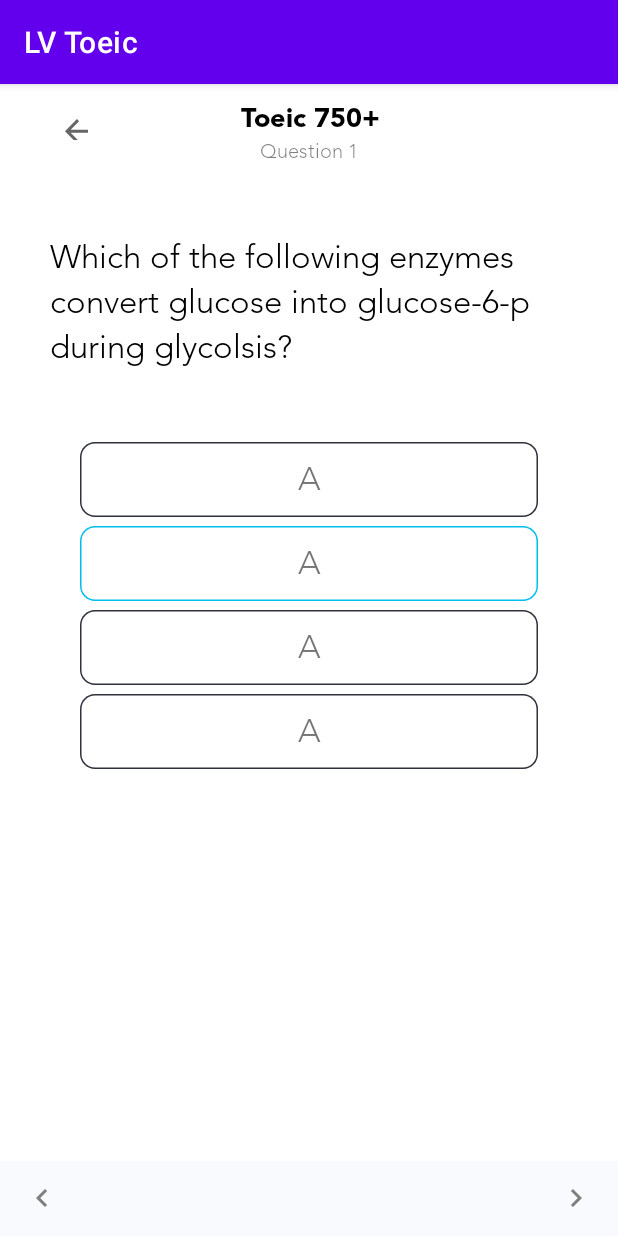
After one commit to zidquocviet1/androidTDTU, an Android app: the ExamActivity screen opened directly, with no data from a screen before it, on a phone screen of 412 x 824 dp. The commit adds this screen. Run offline under Robolectric (Android 15) with nearby library versions, the phone set to English and light mode, and no system bars.

Commit message:
Layout Exam

```diff
--- a/android/app/build.gradle
+++ b/android/app/build.gradle
@@ -38,12 +38,14 @@ dependencies {
     implementation 'androidx.constraintlayout:constraintlayout:2.0.4'
     implementation 'com.facebook.android:facebook-login:8.1.0'
     implementation 'org.jetbrains:annotations:15.0'
+    implementation 'androidx.wear:wear:1.0.0'
     testImplementation 'junit:junit:4.+'
     androidTestImplementation 'androidx.test.ext:junit:1.1.2'
     androidTestImplementation 'androidx.test.espresso:espresso-core:3.3.0'
     implementation 'com.google.firebase:firebase-auth:20.0.0'
     implementation platform('com.google.firebase:firebase-bom:26.0.0')
     implementation 'com.google.firebase:firebase-analytics'
+    compileOnly 'com.google.android.wearable:wearable:2.6.0'
     def room_version = "2.2.5"
 
     implementation "androidx.room:room-runtime:$room_version"
--- /dev/null
+++ b/android/app/src/main/java/com/example/finalproject/ExamActivity.java
@@ -0,0 +1,14 @@
+package com.example.finalproject;
+
+import androidx.appcompat.app.AppCompatActivity;
+
+import android.os.Bundle;
+
+public class ExamActivity extends AppCompatActivity {
+
+    @Override
+    protected void onCreate(Bundle savedInstanceState) {
+        super.onCreate(savedInstanceState);
+        setContentView(R.layout.activity_exam);
+    }
+}
--- /dev/null
+++ b/android/app/src/main/res/drawable-v24/answer_1.xml
@@ -0,0 +1,25 @@
+<?xml version="1.0" encoding="utf-8"?>
+<vector
+    xmlns:android="http://schemas.android.com/apk/res/android"
+    xmlns:aapt="http://schemas.android.com/aapt"
+    android:width="305dp"
+    android:height="50dp"
+    android:viewportWidth="305"
+    android:viewportHeight="50"
+    >
+
+    <group>
+
+        <clip-path
+            android:pathData="M10 0H295C300.523 0 305 4.47715 305 10V40C305 45.5228 300.523 50 295 50H10C4.47715 50 0 45.5228 0 40V10C0 4.47715 4.47715 0 10 0Z"
+            />
+
+        <path
+            android:pathData="M10 0H295C300.523 0 305 4.47715 305 10V40C305 45.5228 300.523 50 295 50H10C4.47715 50 0 45.5228 0 40V10C0 4.47715 4.47715 0 10 0Z"
+            android:strokeWidth="2"
+            android:strokeColor="#2E313C"
+            />
+
+    </group>
+
+</vector>
--- /dev/null
+++ b/android/app/src/main/res/drawable-v24/answer_selected.xml
@@ -0,0 +1,25 @@
+<?xml version="1.0" encoding="utf-8"?>
+<vector
+    xmlns:android="http://schemas.android.com/apk/res/android"
+    xmlns:aapt="http://schemas.android.com/aapt"
+    android:width="305dp"
+    android:height="50dp"
+    android:viewportWidth="305"
+    android:viewportHeight="50"
+    >
+
+    <group>
+
+        <clip-path
+            android:pathData="M10 0H295C300.523 0 305 4.47715 305 10V40C305 45.5228 300.523 50 295 50H10C4.47715 50 0 45.5228 0 40V10C0 4.47715 4.47715 0 10 0Z"
+            />
+
+        <path
+            android:pathData="M10 0H295C300.523 0 305 4.47715 305 10V40C305 45.5228 300.523 50 295 50H10C4.47715 50 0 45.5228 0 40V10C0 4.47715 4.47715 0 10 0Z"
+            android:strokeWidth="2"
+            android:strokeColor="#00BEEB"
+            />
+
+    </group>
+
+</vector>
--- /dev/null
+++ b/android/app/src/main/res/drawable-v24/footer_question.xml
@@ -0,0 +1,19 @@
+<?xml version="1.0" encoding="utf-8"?>
+<vector xmlns:android="http://schemas.android.com/apk/res/android"
+    android:width="375dp"
+    android:height="50dp"
+    android:viewportWidth="375"
+    android:viewportHeight="50"
+    >
+    <group>
+
+    <clip-path
+        android:pathData="M0 0H375V50H0V0Z"
+        />
+
+    <path
+        android:pathData="M0 0V50H375V0"
+        android:fillColor="#F4F6FB"
+        />
+    </group>
+</vector>
--- /dev/null
+++ b/android/app/src/main/res/drawable-v24/ic_back.xml
@@ -0,0 +1,10 @@
+<vector xmlns:android="http://schemas.android.com/apk/res/android"
+    android:width="19.39dp"
+    android:height="17.78dp"
+    android:viewportWidth="19.39"
+    android:viewportHeight="17.78"
+    android:tint="?attr/colorControlNormal">
+  <path
+      android:fillColor="@android:color/white"
+      android:pathData="M20,11H7.83l5.59,-5.59L12,4l-8,8 8,8 1.41,-1.41L7.83,13H20v-2z"/>
+</vector>
--- /dev/null
+++ b/android/app/src/main/res/drawable-v24/ic_next_question.xml
@@ -0,0 +1,10 @@
+<vector xmlns:android="http://schemas.android.com/apk/res/android"
+    android:width="24dp"
+    android:height="24dp"
+    android:viewportWidth="24"
+    android:viewportHeight="24"
+    android:tint="@color/black">>
+  <path
+      android:fillColor="@android:color/white"
+      android:pathData="M10,6L8.59,7.41 13.17,12l-4.58,4.59L10,18l6,-6z"/>
+</vector>
--- /dev/null
+++ b/android/app/src/main/res/drawable-v24/ic_previous_question.xml
@@ -0,0 +1,11 @@
+<vector xmlns:android="http://schemas.android.com/apk/res/android"
+    android:width="24dp"
+    android:height="24dp"
+    android:viewportWidth="24"
+    android:viewportHeight="24"
+    android:tint="@color/black">
+
+  <path
+      android:fillColor="@android:color/white"
+      android:pathData="M15.41,7.41L14,6l-6,6 6,6 1.41,-1.41L10.83,12z"/>
+</vector>
--- /dev/null
+++ b/android/app/src/main/res/layout/activity_exam.xml
@@ -0,0 +1,174 @@
+<?xml version="1.0" encoding="utf-8"?>
+<RelativeLayout xmlns:android="http://schemas.android.com/apk/res/android"
+    xmlns:app="http://schemas.android.com/apk/res-auto"
+    xmlns:tools="http://schemas.android.com/tools"
+    android:layout_width="fill_parent"
+    android:layout_height="fill_parent"
+    android:background="@color/white">
+    <!--header-->
+    <RelativeLayout
+        android:id="@+id/header"
+        android:layout_width="345dp"
+        android:layout_height="41dp"
+        android:layout_centerHorizontal="true"
+        android:layout_alignParentTop="true"
+        android:layout_marginTop="11dp">
+        <RelativeLayout
+            xmlns:android="http://schemas.android.com/apk/res/android"
+            android:id="@+id/quiz_detail"
+            android:layout_width="154dp"
+            android:layout_height="41dp"
+            android:layout_alignParentLeft="true"
+            android:layout_marginLeft="96dp"
+            android:layout_alignParentTop="true">
+            <TextView
+                android:id="@+id/molecular_b"
+                android:layout_width="153dp"
+                android:layout_height="21dp"
+                android:layout_alignParentLeft="true"
+                android:layout_marginLeft="1dp"
+                android:layout_alignParentTop="true"
+                android:layout_marginTop="1dp"
+                android:text="Toeic 750+"
+                android:textSize="18sp"
+                android:lineHeight="21sp"
+                android:textColor="@color/black"
+                android:gravity="center_horizontal|bottom"
+                android:fontFamily="@font/avenir_lt_pro_black"
+                />
+
+            <TextView
+                android:id="@+id/question_id"
+                android:layout_width="82dp"
+                android:layout_height="15dp"
+                android:layout_alignParentLeft="true"
+                android:layout_marginLeft="36dp"
+                android:layout_alignParentTop="true"
+                android:layout_marginTop="26dp"
+                android:text="Question 1"
+                android:lineHeight="15sp"
+                android:textSize="13sp"
+                android:textColor="@color/black"
+                android:gravity="center_horizontal|bottom"
+                android:alpha="0.5"
+                android:fontFamily="@font/avenir_lt_pro_light"
+                />
+        </RelativeLayout>
+
+        <ImageView
+            android:id="@+id/back"
+            android:layout_width="19.39dp"
+            android:layout_height="17.78dp"
+            android:layout_alignParentLeft="true"
+            android:layout_alignParentTop="true"
+            android:layout_marginLeft="6dp"
+            android:layout_marginTop="8dp"
+            android:background="@drawable/ic_back" />
+
+    </RelativeLayout>
+    <!--Scroll-->
+    <ScrollView
+        android:layout_width="345dp"
+        android:layout_marginTop="102dp"
+        android:layout_height="wrap_content"
+        android:layout_centerHorizontal="true">
+
+        <LinearLayout
+            android:layout_width="345dp"
+            android:layout_height="wrap_content"
+            android:orientation="vertical">
+            <!--Question-->
+            <TextView
+                android:id="@+id/question"
+                android:layout_width="345dp"
+                android:layout_height="wrap_content"
+                android:text="Which of the following enzymes convert glucose into glucose-6-p during glycolsis?"
+                android:lineSpacingExtra="8sp"
+                android:textColor="@color/black"
+                android:textSize="22sp"
+                android:fontFamily="@font/avenir_lt_pro_light"/>
+            <!--answer-->
+            <TextView
+                android:layout_width="305dp"
+                android:layout_height="50dp"
+                android:layout_marginTop="50dp"
+                android:text="A"
+                android:layout_gravity="center_horizontal"
+                android:gravity="center_vertical"
+                android:textAlignment="center"
+                android:textSize="22sp"
+                tools:ignore="RtlCompat"
+                android:background="@drawable/answer_1"
+                android:fontFamily="@font/avenir_lt_pro_light"/>
+
+            <TextView
+                android:layout_width="305dp"
+                android:layout_height="50dp"
+                android:layout_marginTop="6dp"
+                android:text="A"
+                android:layout_gravity="center_horizontal"
+                android:gravity="center_vertical"
+                android:textAlignment="center"
+                android:textSize="22sp"
+                tools:ignore="RtlCompat"
+                android:background="@drawable/answer_selected"
+                android:fontFamily="@font/avenir_lt_pro_light"/>
+            <TextView
+                android:layout_width="305dp"
+                android:layout_height="50dp"
+                android:layout_marginTop="6dp"
+                android:text="A"
+                android:layout_gravity="center_horizontal"
+                android:gravity="center_vertical"
+                android:textAlignment="center"
+                android:textSize="22sp"
+                tools:ignore="RtlCompat"
+                android:background="@drawable/answer_1"
+                android:fontFamily="@font/avenir_lt_pro_light"/>
+
+            <TextView
+                android:layout_width="305dp"
+                android:layout_height="50dp"
+                android:layout_marginTop="6dp"
+                android:text="A"
+                android:layout_gravity="center_horizontal"
+                android:gravity="center_vertical"
+                android:textAlignment="center"
+                android:textSize="22sp"
+                tools:ignore="RtlCompat"
+                android:background="@drawable/answer_1"
+                android:fontFamily="@font/avenir_lt_pro_light"/>
+        </LinearLayout>
+    </ScrollView>
+
+    <!--footer-->
+    <RelativeLayout
+        android:id="@+id/footer"
+        android:layout_width="match_parent"
+        android:layout_height="50dp"
+        android:layout_centerHorizontal="true"
+        android:layout_alignParentBottom="true"
+        android:layout_marginTop="87dp"
+
+        android:background="@drawable/footer_question"
+        android:alpha="0.5">
+        <ImageView
+            android:id="@+id/prev"
+            android:layout_width="24dp"
+            android:layout_height="24dp"
+            android:layout_marginLeft="16dp"
+            android:layout_centerVertical="true"
+            android:src="@drawable/ic_previous_question"
+            />
+        <ImageView
+            android:id="@+id/next"
+            android:layout_width="24dp"
+            android:layout_height="24dp"
+            android:layout_alignParentRight="true"
+            android:layout_marginRight="16dp"
+            android:layout_centerVertical="true"
+            android:src="@drawable/ic_next_question"/>
+
+    </RelativeLayout>
+
+</RelativeLayout>
--- /dev/null
+++ b/android/app/src/main/res/values-round/strings.xml
@@ -0,0 +1,3 @@
+<resources>
+    <string name="hello_world">Hello Round World!</string>
+</resources>
--- /dev/null
+++ b/android/app/src/main/res/values/dimens.xml
@@ -0,0 +1,15 @@
+<?xml version="1.0" encoding="utf-8"?>
+<resources>
+    <!--
+    Because the window insets on round devices are larger than 15dp, this padding only applies
+    to square screens.
+    -->
+    <dimen name="box_inset_layout_padding">0dp</dimen>
+
+    <!--
+    This padding applies to both square and round screens. The total padding between the buttons
+    and the window insets is box_inset_layout_padding (above variable) on square screens and
+    inner_frame_layout_padding (below variable) on round screens.
+    -->
+    <dimen name="inner_frame_layout_padding">5dp</dimen>
+</resources>
--- a/android/app/src/main/res/values/strings.xml
+++ b/android/app/src/main/res/values/strings.xml
@@ -29,4 +29,10 @@
     <string name="vocabulary">Từ vựng</string>
     <string name="see_all">Xem tất cả</string>
     <string name="account_info">Thông tin tài khoản</string>
+    <string name="title_activity_exam" translatable="false">ExamActivity</string>
+    <!--
+    This string is used for square devices and overridden by hello_world in
+    values-round/strings.xml for round devices.
+    -->
+    <string name="hello_world" translatable="false">Hello Square World!</string>
 </resources>
```
Also changed, not shown: android/app/src/main/AndroidManifest.xml (+25 -7 lines).
